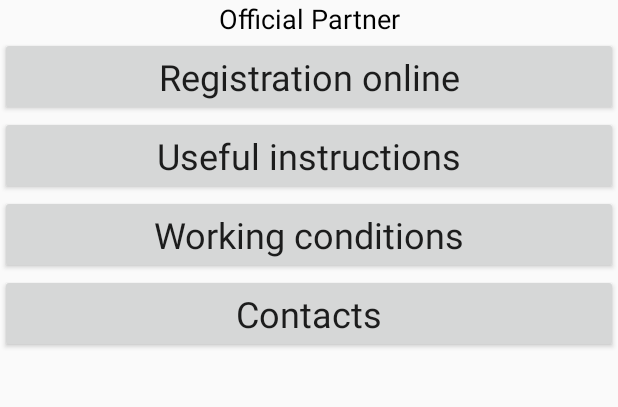
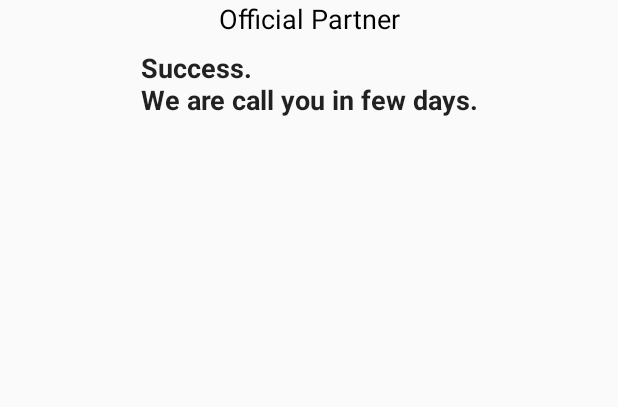
Before and after one commit to LavS/omtaxi, an Android app: the screen it shows after launch (MainActivity), after a tap on "BEGIN WORKING", on a phone screen of 412 x 824 dp, the part 421-828 px from its top. Run offline under Robolectric (Android 15) with nearby library versions, the phone set to English and light mode, and no system bars; 1 other tap on this screen came first.

Commit message:
1.0.33 - по завершении отправки регистрационной информации теперь открывается отдельный экран с соответствующим текстом.

```diff
--- a/app/build.gradle
+++ b/app/build.gradle
@@ -13,8 +13,8 @@ android {
         minSdkVersion 15
         targetSdkVersion 26
         testInstrumentationRunner "android.support.test.runner.AndroidJUnitRunner"
-        versionCode 32
-        versionName '1.1.32'
+        versionCode 33
+        versionName '1.0.33'
     }
     buildTypes {
         release {
--- a/app/src/main/AndroidManifest.xml
+++ b/app/src/main/AndroidManifest.xml
@@ -1,8 +1,8 @@
 <?xml version="1.0" encoding="utf-8"?>
 <manifest xmlns:android="http://schemas.android.com/apk/res/android"
     package="ru.omapp.driver"
-    android:versionCode="32"
-    android:versionName="1.1.32">
+    android:versionCode="33"
+    android:versionName="1.0.33">
 
     <application
         android:allowBackup="true"
--- a/app/src/main/java/ru/omapp/driver/MainActivity.java
+++ b/app/src/main/java/ru/omapp/driver/MainActivity.java
@@ -1,6 +1,5 @@
 package ru.omapp.driver;
 
-import android.app.Activity;
 import android.app.DatePickerDialog;
 import android.app.Dialog;
 import android.app.FragmentTransaction;
@@ -27,6 +26,7 @@ import ru.omapp.driver.fragment.FragmentContacts;
 import ru.omapp.driver.fragment.FragmentInstructions;
 import ru.omapp.driver.fragment.FragmentMain;
 import ru.omapp.driver.fragment.FragmentRegistration;
+import ru.omapp.driver.fragment.FragmentSuccess;
 import ru.omapp.driver.mail.ExtendedMail;
 import ru.omapp.driver.mail.SimpleEMail;
 
@@ -40,6 +40,7 @@ public class MainActivity extends AppCompatActivity
     FragmentContacts fContacts;
     FragmentInstructions fInstructions;
     FragmentRegistration fRegistration;
+    FragmentSuccess fSuccess;
     FragmentTransaction fTrans;
 
     Date date;
@@ -71,6 +72,7 @@ public class MainActivity extends AppCompatActivity
         fContacts = new FragmentContacts();
         fInstructions = new FragmentInstructions();
         fRegistration = new FragmentRegistration();
+        fSuccess = new FragmentSuccess();
 
         fTrans = getFragmentManager().beginTransaction();
         fTrans.add(R.id.inc_fragment, fMain);
@@ -191,7 +193,7 @@ public class MainActivity extends AppCompatActivity
             String emailtext = Registration();
             //SimpleEMail mail = new SimpleEMail(this, address, subject, emailtext);
             ExtendedMail mail = new ExtendedMail(this, address, subject, emailtext);
-            fTrans.replace(R.id.inc_fragment, fMain);
+            fTrans.replace(R.id.inc_fragment, fSuccess);
 
         // Contacts
 
--- /dev/null
+++ b/app/src/main/java/ru/omapp/driver/fragment/FragmentSuccess.java
@@ -0,0 +1,17 @@
+package ru.omapp.driver.fragment;
+
+import android.app.Fragment;
+import android.os.Bundle;
+import android.view.LayoutInflater;
+import android.view.View;
+import android.view.ViewGroup;
+
+import ru.omapp.driver.R;
+
+public class FragmentSuccess extends Fragment {
+
+    @Override
+    public View onCreateView(LayoutInflater inflater, ViewGroup container, Bundle savedInstanceState) {
+        return inflater.inflate(R.layout.fragment_success, null);
+    }
+}
--- /dev/null
+++ b/app/src/main/res/layout/fragment_success.xml
@@ -0,0 +1,24 @@
+<?xml version="1.0" encoding="utf-8"?>
+<android.support.constraint.ConstraintLayout
+    xmlns:android="http://schemas.android.com/apk/res/android"
+    xmlns:app="http://schemas.android.com/apk/res-auto"
+    xmlns:tools="http://schemas.android.com/tools"
+    android:layout_width="match_parent"
+    android:layout_height="match_parent">
+
+    <TextView
+        android:id="@+id/txt_success"
+        android:layout_width="wrap_content"
+        android:layout_height="wrap_content"
+        android:layout_marginEnd="8dp"
+        android:layout_marginLeft="8dp"
+        android:layout_marginRight="8dp"
+        android:layout_marginStart="8dp"
+        android:padding="8sp"
+        android:text="@string/success"
+        android:textAppearance="@style/TextAppearance.AppCompat"
+        android:textSize="18sp"
+        android:textStyle="bold"
+        app:layout_constraintEnd_toEndOf="parent"
+        app:layout_constraintStart_toStartOf="parent" />
+</android.support.constraint.ConstraintLayout>
--- a/app/src/main/res/values/strings.xml
+++ b/app/src/main/res/values/strings.xml
@@ -67,6 +67,7 @@
     </string>
     <string name="begin">Begin working</string>
     <string name="sendmail">Send mail...</string>
+    <string name="success">Success.\nWe are call you in few days.</string>
 
     <!-- Contacts -->
     <string name="whatsapp">WhatsApp</string>
```
Also changed, not shown: 1 other file.
